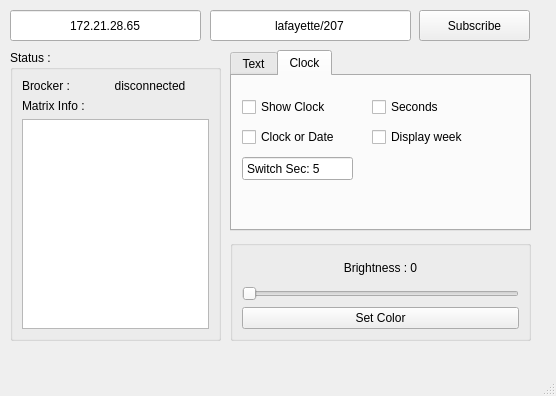
First picture: the form in mainwindow.ui, repository AnthonyDoucet/Pixelit_MQTT, before the edit.
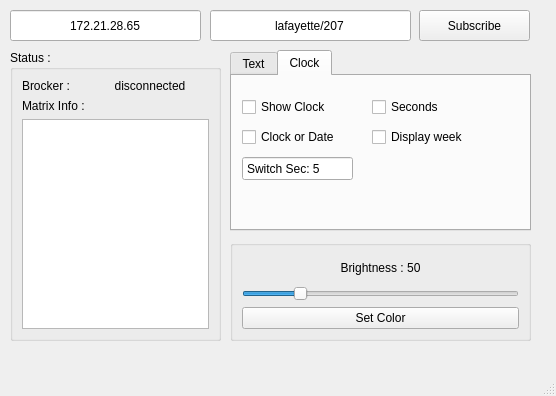
Second picture: the form after the edit.

The edit to the form file:
```diff
--- a/mainwindow.ui
+++ b/mainwindow.ui
@@ -326,7 +326,7 @@
         <enum>Qt::NoContextMenu</enum>
        </property>
        <property name="text">
-        <string>Brightness : 0</string>
+        <string>Brightness : 50</string>
        </property>
        <property name="alignment">
         <set>Qt::AlignCenter</set>
@@ -341,6 +341,9 @@
        <property name="maximum">
         <number>255</number>
        </property>
+       <property name="value">
+        <number>50</number>
+       </property>
        <property name="orientation">
         <enum>Qt::Horizontal</enum>
        </property>
```
Left out of the diff: 4 changed lines with no effect on the pictures.
